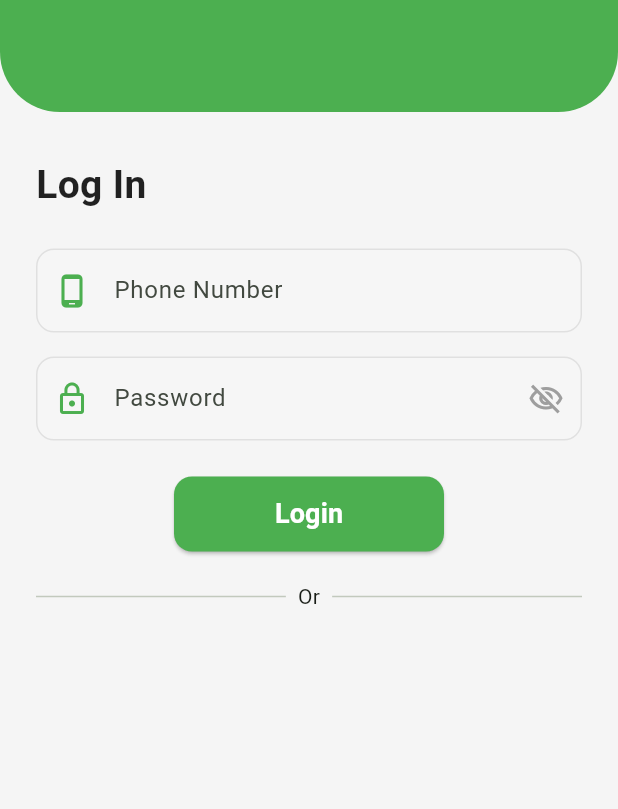
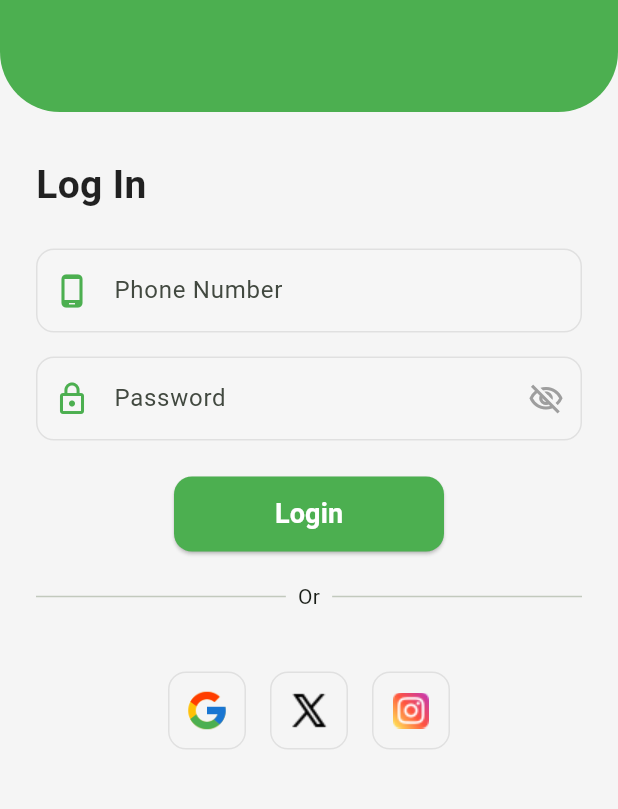
Before and after one commit to rismanitalst/KB1179-1123150058-uts, a Flutter app: the Login screen opened by its route, on a phone screen of 412 x 824 dp, the part 188-997 px from its top. Run offline on Flutter 3.47's test engine with Material 3 defaults, Android fonts, the phone set to English and light mode, and no system bars.

Commit message:
loginPage: menampilkan 3 logo sosmed

```diff
--- a/lib/screen/login.dart
+++ b/lib/screen/login.dart
@@ -175,7 +175,19 @@ Row(
                     Expanded(child: Divider(thickness: 1)),
                     ],
                   ),
+                  const SizedBox(height: 40),
 
+            // path icon sosmed
+            Row(
+              mainAxisAlignment: MainAxisAlignment.center,
+              children: [
+                _socialIcon('assets/images/google.png'),
+                const SizedBox(width: 16),
+                _socialIcon('assets/images/x.png'),
+                const SizedBox(width: 16),
+                _socialIcon('assets/images/ig.png'),
+                      ],
+                    ),
                   ],
                 ),
               ),
@@ -185,4 +197,23 @@ Row(
       ),
     );
   }
+
+// ini widget sosmed
+  Widget _socialIcon(String assetPath) {
+    return InkWell(
+      onTap: () {},
+      child: Container(
+        padding: const EdgeInsets.all(10),
+        decoration: BoxDecoration(
+          border: Border.all(color: Colors.grey[300]!),
+          borderRadius: BorderRadius.circular(12),
+        ),
+        child: Image.asset(
+          assetPath,
+          width: 30,
+          height: 30,
+        ),
+      ),
+    );
   }
+}
```
Lines whose indentation alone changed are shown as unchanged.
